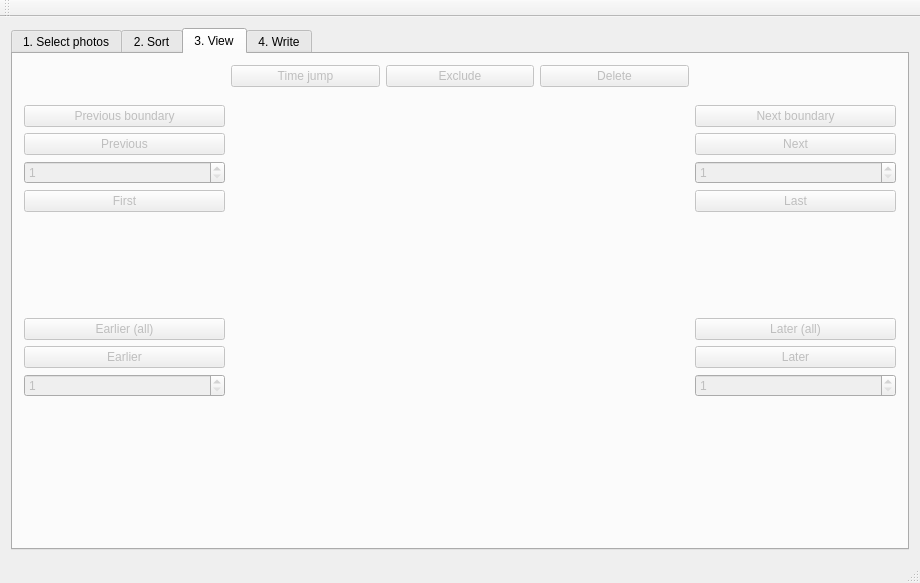
The window that src/mainwindow.ui (tdegeus/chroto) describes before a commit, drawn with Qt 5.
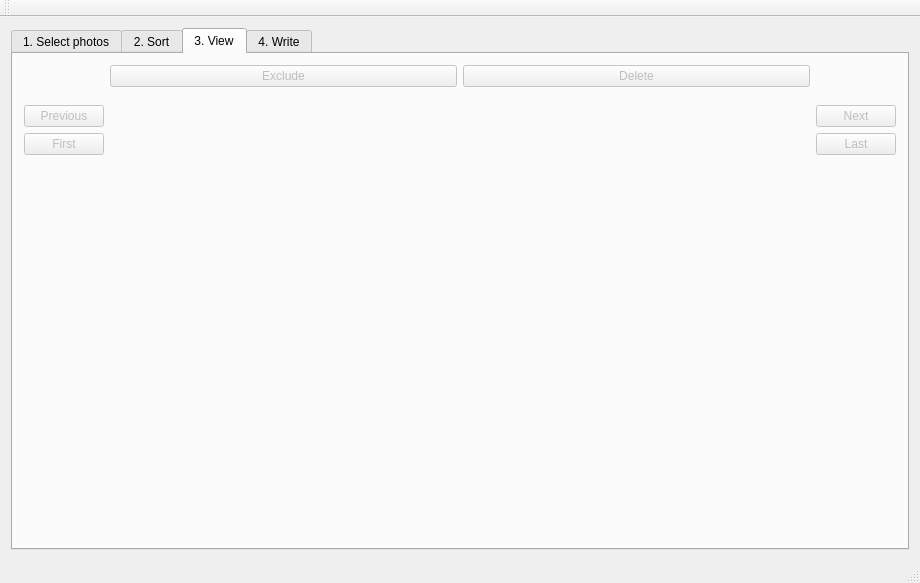
The same window after the commit. The open tabs and pages were chosen to show the change.

```diff
--- a/src/mainwindow.ui
+++ b/src/mainwindow.ui
@@ -852,19 +852,6 @@
             </property>
            </spacer>
           </item>
-          <item>
-           <widget class="QPushButton" name="prevBnd_pushButton">
-            <property name="enabled">
-             <bool>false</bool>
-            </property>
-            <property name="toolTip">
-             <string>Previous boundary between two sets of photos (two camera's)</string>
-            </property>
-            <property name="text">
-             <string>Previous boundary</string>
-            </property>
-           </widget>
-          </item>
           <item>
            <widget class="QPushButton" name="prevImg_pushButton">
             <property name="enabled">
@@ -881,19 +868,6 @@
             </property>
            </widget>
           </item>
-          <item>
-           <widget class="QSpinBox" name="prevImg_spinBox">
-            <property name="enabled">
-             <bool>false</bool>
-            </property>
-            <property name="minimum">
-             <number>1</number>
-            </property>
-            <property name="maximum">
-             <number>999</number>
-            </property>
-           </widget>
-          </item>
           <item>
            <widget class="QPushButton" name="headImg_pushButton">
             <property name="enabled">
@@ -920,89 +894,12 @@
             </property>
            </spacer>
           </item>
-          <item>
-           <widget class="QPushButton" name="mvDwSet_pushButton">
-            <property name="enabled">
-             <bool>false</bool>
-            </property>
-            <property name="toolTip">
-             <string>Move image one images earlier, and apply the same time jump to all images in this set [shift + E]</string>
-            </property>
-            <property name="text">
-             <string>Earlier (all)</string>
-            </property>
-            <property name="shortcut">
-             <string>Shift+E</string>
-            </property>
-           </widget>
-          </item>
-          <item>
-           <widget class="QPushButton" name="mvDwImg_pushButton">
-            <property name="enabled">
-             <bool>false</bool>
-            </property>
-            <property name="toolTip">
-             <string>Move image one images earlier [E]</string>
-            </property>
-            <property name="text">
-             <string>Earlier</string>
-            </property>
-            <property name="shortcut">
-             <string>E</string>
-            </property>
-           </widget>
-          </item>
-          <item>
-           <widget class="QSpinBox" name="jump_Dw_spinBox">
-            <property name="enabled">
-             <bool>false</bool>
-            </property>
-            <property name="toolTip">
-             <string>Move invidiual photo N photos earlier</string>
-            </property>
-            <property name="minimum">
-             <number>1</number>
-            </property>
-            <property name="maximum">
-             <number>999</number>
-            </property>
-           </widget>
-          </item>
-          <item>
-           <widget class="QLabel" name="view_prv_label">
-            <property name="sizePolicy">
-             <sizepolicy hsizetype="Fixed" vsizetype="Fixed">
-              <horstretch>0</horstretch>
-              <verstretch>0</verstretch>
-             </sizepolicy>
-            </property>
-            <property name="minimumSize">
-             <size>
-              <width>201</width>
-              <height>134</height>
-             </size>
-            </property>
-            <property name="text">
-             <string/>
-            </property>
-           </widget>
-          </item>
          </layout>
         </item>
         <item>
          <layout class="QVBoxLayout" name="verticalLayout_3">
           <item>
            <layout class="QHBoxLayout" name="horizontalLayout_3">
-            <item>
-             <widget class="QPushButton" name="jumpSel_pushButton">
-              <property name="enabled">
-               <bool>false</bool>
-              </property>
-              <property name="text">
-               <string>Time jump</string>
-              </property>
-             </widget>
-            </item>
             <item>
              <widget class="QPushButton" name="exclImg_pushButton">
               <property name="enabled">
@@ -1036,6 +933,12 @@
           </item>
           <item>
            <widget class="QLabel" name="view_idx_label">
+            <property name="sizePolicy">
+             <sizepolicy hsizetype="Expanding" vsizetype="Expanding">
+              <horstretch>0</horstretch>
+              <verstretch>0</verstretch>
+             </sizepolicy>
+            </property>
             <property name="minimumSize">
              <size>
               <width>402</width>
@@ -1067,19 +970,6 @@
             </property>
            </spacer>
           </item>
-          <item>
-           <widget class="QPushButton" name="nextBnd_pushButton">
-            <property name="enabled">
-             <bool>false</bool>
-            </property>
-            <property name="toolTip">
-             <string>Next boundary between two sets of photos (two camera's)</string>
-            </property>
-            <property name="text">
-             <string>Next boundary</string>
-            </property>
-           </widget>
-          </item>
           <item>
            <widget class="QPushButton" name="nextImg_pushButton">
             <property name="enabled">
@@ -1096,19 +986,6 @@
             </property>
            </widget>
           </item>
-          <item>
-           <widget class="QSpinBox" name="nextImg_spinBox">
-            <property name="enabled">
-             <bool>false</bool>
-            </property>
-            <property name="minimum">
-             <number>1</number>
-            </property>
-            <property name="maximum">
-             <number>999</number>
-            </property>
-           </widget>
-          </item>
           <item>
            <widget class="QPushButton" name="lastImg_pushButton">
             <property name="enabled">
@@ -1135,73 +1012,6 @@
             </property>
            </spacer>
           </item>
-          <item>
-           <widget class="QPushButton" name="mvUpSet_pushButton">
-            <property name="enabled">
-             <bool>false</bool>
-            </property>
-            <property name="toolTip">
-             <string>Move image one images later, and apply the same time jump to all images in this set [shift + L]</string>
-            </property>
-            <property name="text">
-             <string>Later (all)</string>
-            </property>
-            <property name="shortcut">
-             <string>Shift+L</string>
-            </property>
-           </widget>
-          </item>
-          <item>
-           <widget class="QPushButton" name="mvUpImg_pushButton">
-            <property name="enabled">
-             <bool>false</bool>
-            </property>
-            <property name="toolTip">
-             <string>Move image one images later [shift + E]</string>
-            </property>
-            <property name="text">
-             <string>Later</string>
-            </property>
-            <property name="shortcut">
-             <string>L</string>
-            </property>
-           </widget>
-          </item>
-          <item>
-           <widget class="QSpinBox" name="jump_Up_spinBox">
-            <property name="enabled">
-             <bool>false</bool>
-            </property>
-            <property name="toolTip">
-             <string>Move invidiual photo N photos later</string>
-            </property>
-            <property name="minimum">
-             <number>1</number>
-            </property>
-            <property name="maximum">
-             <number>999</number>
-            </property>
-           </widget>
-          </item>
-          <item>
-           <widget class="QLabel" name="view_nxt_label">
-            <property name="sizePolicy">
-             <sizepolicy hsizetype="Fixed" vsizetype="Fixed">
-              <horstretch>0</horstretch>
-              <verstretch>0</verstretch>
-             </sizepolicy>
-            </property>
-            <property name="minimumSize">
-             <size>
-              <width>201</width>
-              <height>134</height>
-             </size>
-            </property>
-            <property name="text">
-             <string/>
-            </property>
-           </widget>
-          </item>
          </layout>
         </item>
        </layout>
```
Left out of the diff: 73 changed lines with no effect on the pictures.
